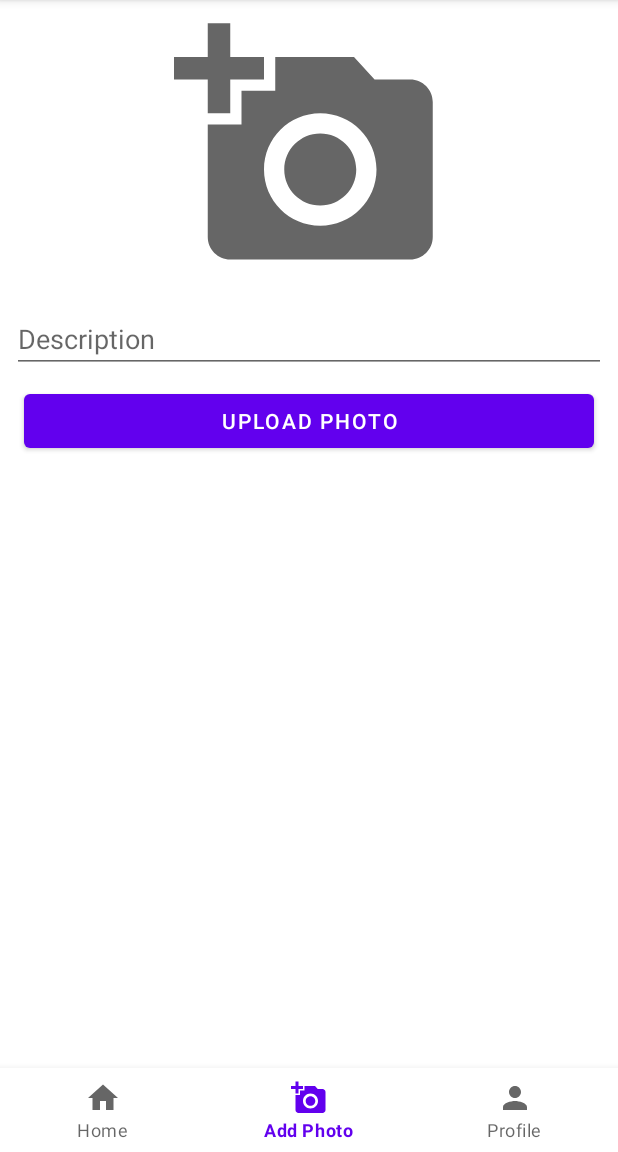
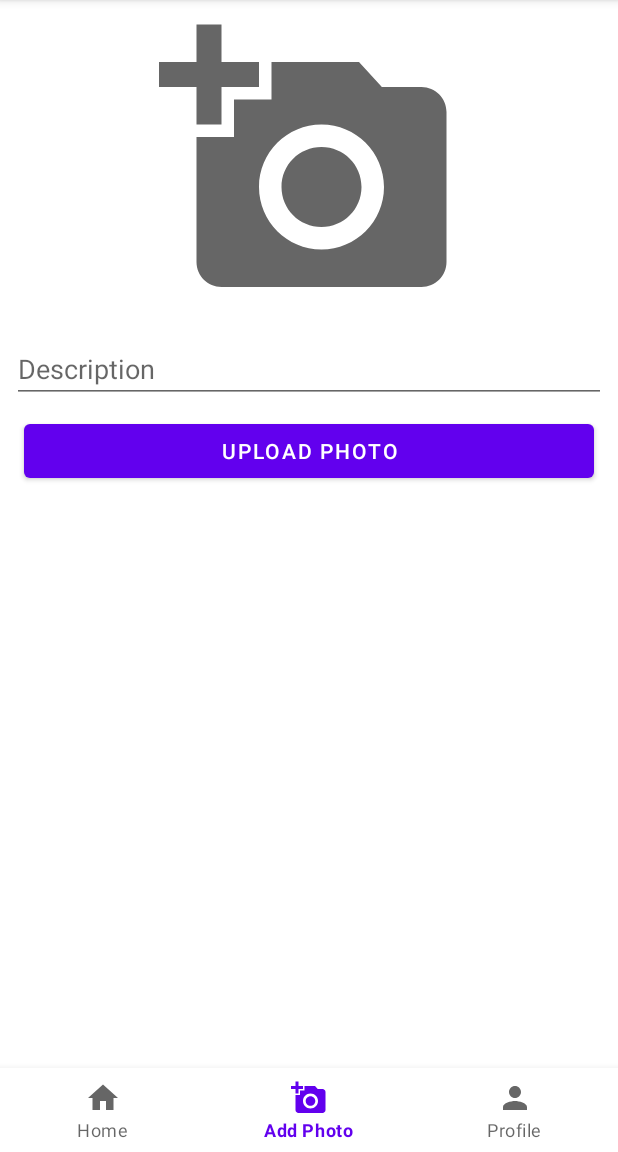
Before and after one commit to RubenYebran/BlogApp, an Android app: the CameraFragment screen opened through its navigation route, on a phone screen of 412 x 824 dp, the part 84-1236 px from its top. Run offline under Robolectric (Android 15) with nearby library versions, the phone set to English and light mode, and no system bars; our stand-ins replace Firebase (no records; nobody signed in at launch, a user with empty details on screens opened directly), navigation-ui.

Commit message:
Camera Image dimensions changes

```diff
--- a/app/src/main/res/layout/fragment_camera.xml
+++ b/app/src/main/res/layout/fragment_camera.xml
@@ -10,8 +10,8 @@
     <ImageView
         android:src="@drawable/ic_baseline_add_a_photo_24"
         android:id="@+id/post_image"
-        android:layout_width="180dp"
-        android:layout_height="180dp"
+        android:layout_width="200dp"
+        android:layout_height="200dp"
         android:layout_gravity="center"
         android:text="Camera Fragment" />
 
```
